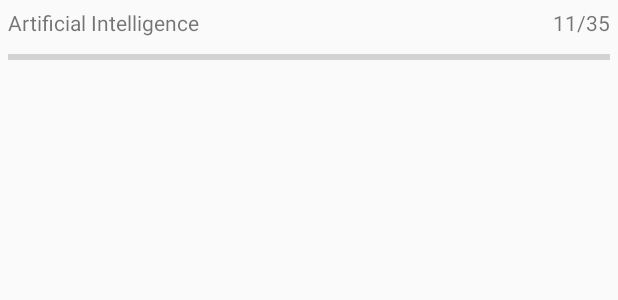
After one commit to romikps/Attendroid, an Android app: the layout list_item_course.xml on its own in the app's theme, with its tools: preview values and no code run, on a phone screen of 412 x 824 dp. The commit adds this screen. Shown: the top 300 px of the screen. Run offline under Robolectric (Android 15) with nearby library versions, the phone set to English and light mode, and no system bars.

Commit message:
recycler view works

```diff
--- a/app/src/main/java/com/example/romanpr/attendroid/User.java
+++ b/app/src/main/java/com/example/romanpr/attendroid/User.java
@@ -12,7 +12,7 @@ public abstract class User {
     String firstName, lastName, email, faculty, department;
     Role role;
     boolean isActive;
-    Map<String, Double> attendanceData;
+    Map<String, Integer> attendanceData;
 
     public User() {
         // Default constructor required for calls to DataSnapshot.getValue(User.class)
@@ -61,7 +61,7 @@ public abstract class User {
         isActive = active;
     }
 
-    public Map<String, Double> getAttendanceData() {
+    public Map<String, Integer> getAttendanceData() {
         return attendanceData;
     }
 
--- /dev/null
+++ b/app/src/main/res/layout/list_item_course.xml
@@ -0,0 +1,31 @@
+<?xml version="1.0" encoding="utf-8"?>
+<RelativeLayout xmlns:android="http://schemas.android.com/apk/res/android"
+                xmlns:tools="http://schemas.android.com/tools"
+                android:layout_width="match_parent"
+                android:layout_height="wrap_content">
+
+    <TextView
+        android:id="@+id/course_name"
+        android:layout_width="match_parent"
+        android:layout_height="wrap_content"
+        android:layout_toLeftOf="@+id/attendance_status"
+        android:padding="5dp"
+        tools:text="Artificial Intelligence"/>
+
+    <TextView
+        android:id="@+id/attendance_status"
+        android:layout_width="wrap_content"
+        android:layout_height="wrap_content"
+        android:layout_alignParentRight="true"
+        android:padding="5dp"
+        tools:text="11/35"/>
+
+    <ProgressBar
+        android:id="@+id/attendance_progress_bar"
+        style="@style/Widget.AppCompat.ProgressBar.Horizontal"
+        android:layout_width="match_parent"
+        android:layout_height="wrap_content"
+        android:layout_below="@+id/course_name"
+        android:paddingLeft="5dp"
+        android:paddingRight="5dp"/>
+</RelativeLayout>
```
Also changed, not shown: app/src/main/java/com/example/romanpr/attendroid/Course.java (+15 -3 lines), app/src/main/java/com/example/romanpr/attendroid/MainActivity.java (+25 -14 lines), app/src/main/res/layout/activity_main.xml (+15 -7 lines).
